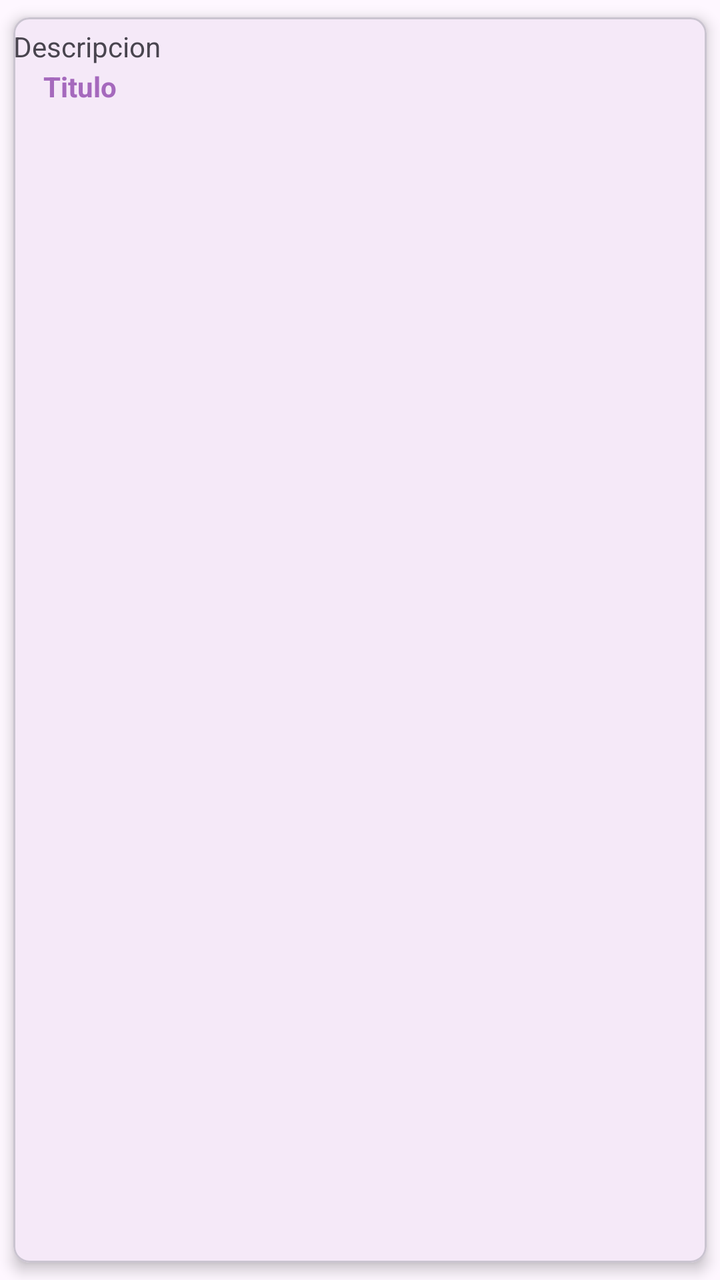
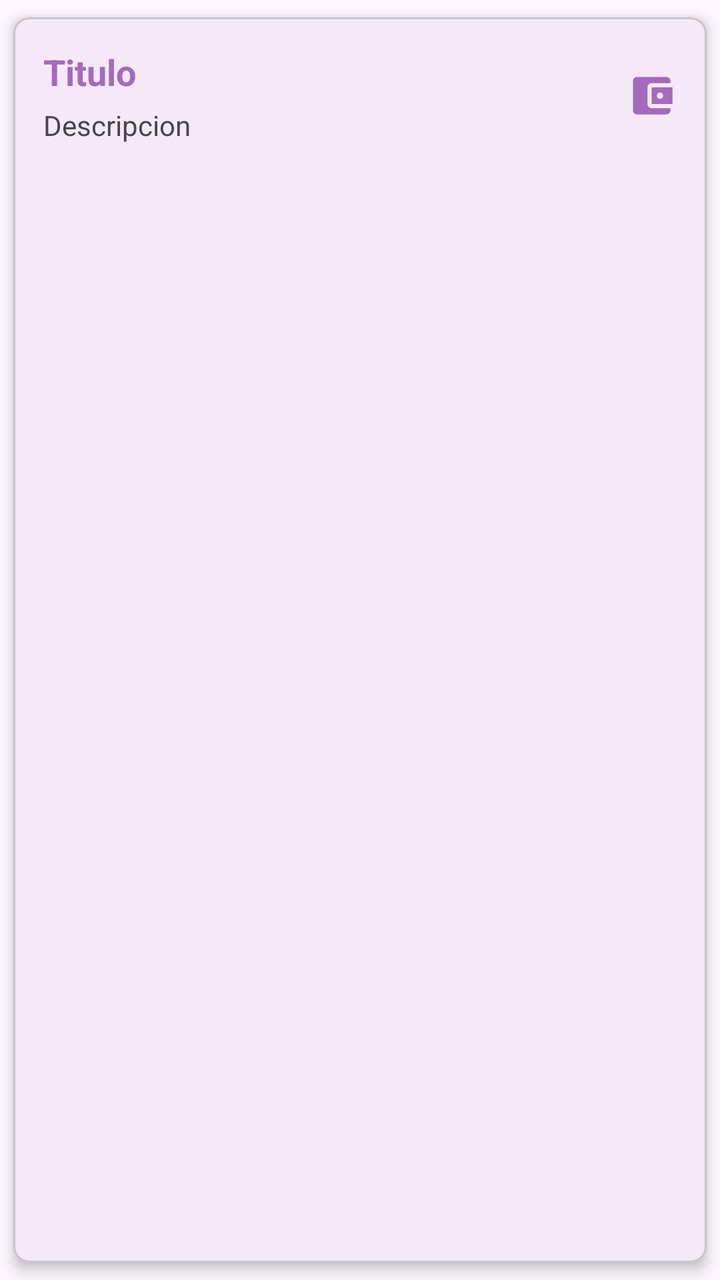

Screens rendered from an Android XML layout before and after an edit, with the pre-edit source and the edit as a unified diff.
<!-- AndroidManifest.xml: application theme Theme.Tarea -->
<!-- res/layout/item_nota.xml -->
<?xml version="1.0" encoding="utf-8"?>
<com.google.android.material.card.MaterialCardView xmlns:android="http://schemas.android.com/apk/res/android"
    xmlns:app="http://schemas.android.com/apk/res-auto"
    android:layout_width="match_parent"
    android:layout_height="wrap_content"
    android:layout_margin="8dp"
    app:cardCornerRadius="8dp"
    app:cardElevation="4dp"
    app:cardUseCompatPadding="true"

    >
<androidx.appcompat.widget.LinearLayoutCompat
    android:layout_width="match_parent"
    android:layout_height="wrap_content"
    android:orientation="vertical"
    android:padding="15dp"
    />
    <RelativeLayout
        android:layout_width="match_parent"
        android:layout_height="wrap_content"
        android:orientation="vertical"
        android:padding="15dp"
        android:layout_marginTop="10dp">
        
        <TextView
            android:id="@+id/item_titulo"
            android:text="@string/item_titulo"
            android:textColor="@color/morado"
            android:textStyle="bold"
            android:layout_width="wrap_content"
            android:layout_height="wrap_content"/>
        
        
    </RelativeLayout>
    
    <TextView
        android:id="@+id/item_descripcion"
        android:text="@string/item_descripcion"
        android:maxLines="3"
        android:layout_marginTop="5dp"
        android:layout_width="wrap_content"
        android:layout_height="wrap_content"
        />
    
    
    
    
    
    
    
    
    
    
    
    
    
    
    
    
    
    
    
    
    
    
    
    
    
    
    
    <LinearLayout
        android:layout_width="match_parent"
        android:layout_height="wrap_content"
        android:orientation="vertical"
        android:padding="16dp">

        <TextView
            android:id="@+id/tvTituloNota"
            android:layout_width="match_parent"
            android:layout_height="wrap_content"
            android:textSize="18sp"
            android:textStyle="bold" />

        <TextView
            android:id="@+id/tvDescripcionNota"
            android:layout_width="match_parent"
            android:layout_height="wrap_content"
            android:layout_marginTop="4dp"
            android:textSize="14sp" />
    </LinearLayout>

</com.google.android.material.card.MaterialCardView>
<!-- resources referenced by this layout -->
<resources>
  <color name="morado">#A569BD</color>
  <string name="item_descripcion">Descripcion</string>
  <string name="item_titulo">Titulo</string>
  <style name="Theme.Tarea" parent="Base.Theme.Tarea" />
  <style name="Base.Theme.Tarea" parent="Theme.Material3.DayNight.NoActionBar">
          
          <item name="colorPrimary">@color/morado</item>
          <item name="android:statusBarColor">@color/morado</item>
      </style>
</resources>

<!-- the commit's change to res/layout/item_nota.xml (unified diff, before → after) -->
@@ -6,87 +6,43 @@
     android:layout_margin="8dp"
     app:cardCornerRadius="8dp"
     app:cardElevation="4dp"
-    app:cardUseCompatPadding="true"
+    app:cardUseCompatPadding="true">
 
-    >
-<androidx.appcompat.widget.LinearLayoutCompat
-    android:layout_width="match_parent"
-    android:layout_height="wrap_content"
-    android:orientation="vertical"
-    android:padding="15dp"
-    />
     <RelativeLayout
         android:layout_width="match_parent"
         android:layout_height="wrap_content"
-        android:orientation="vertical"
-        android:padding="15dp"
-        android:layout_marginTop="10dp">
-        
+        android:padding="15dp">
+
         <TextView
             android:id="@+id/item_titulo"
             android:text="@string/item_titulo"
             android:textColor="@color/morado"
             android:textStyle="bold"
+            android:textSize="18sp"
+            android:layout_width="wrap_content"
+            android:layout_height="wrap_content"
+            android:layout_alignParentStart="true"
+            android:layout_toStartOf="@id/ivActualizar"
+            android:layout_marginEnd="10dp"/>
+
+        <TextView
+            android:id="@+id/item_descripcion"
+            android:text="@string/item_descripcion"
+            android:maxLines="3"
+            android:layout_below="@id/item_titulo"
+            android:layout_marginTop="5dp"
+            android:layout_alignParentStart="true"
+            android:layout_toStartOf="@id/ivActualizar"
+            android:layout_marginEnd="10dp"
             android:layout_width="wrap_content"
             android:layout_height="wrap_content"/>
-        
-        
+
+        <ImageView
+            android:id="@+id/ivActualizar"
+            android:layout_alignParentEnd="true"
+            android:layout_centerVertical="true"
+            android:src="@drawable/ic_editar"
+            android:layout_width="25dp"
+            android:layout_height="25dp"/>
     </RelativeLayout>
-    
-    <TextView
-        android:id="@+id/item_descripcion"
-        android:text="@string/item_descripcion"
-        android:maxLines="3"
-        android:layout_marginTop="5dp"
-        android:layout_width="wrap_content"
-        android:layout_height="wrap_content"
-        />
-    
-    
-    
-    
-    
-    
-    
-    
-    
-    
-    
-    
-    
-    
-    
-    
-    
-    
-    
-    
-    
-    
-    
-    
-    
-    
-    
-    <LinearLayout
-        android:layout_width="match_parent"
-        android:layout_height="wrap_content"
-        android:orientation="vertical"
-        android:padding="16dp">
-
-        <TextView
-            android:id="@+id/tvTituloNota"
-            android:layout_width="match_parent"
-            android:layout_height="wrap_content"
-            android:textSize="18sp"
-            android:textStyle="bold" />
-
-        <TextView
-            android:id="@+id/tvDescripcionNota"
-            android:layout_width="match_parent"
-            android:layout_height="wrap_content"
-            android:layout_marginTop="4dp"
-            android:textSize="14sp" />
-    </LinearLayout>
-
 </com.google.android.material.card.MaterialCardView>
<!-- resource entries referenced after the edit -->
@@ -1,6 +1,12 @@
 <!-- resources referenced by this layout -->
 <resources>
   <color name="morado">#A569BD</color>
+  <!-- drawable ic_editar (drawable) -->
+  <vector xmlns:android="http://schemas.android.com/apk/res/android" android:height="24dp" android:tint="#A569BD" android:viewportHeight="24" android:viewportWidth="24" android:width="24dp">
+        
+      <path android:fillColor="@android:color/white" android:pathData="M21,18v1c0,1.1 -0.9,2 -2,2L5,21c-1.11,0 -2,-0.9 -2,-2L3,5c0,-1.1 0.89,-2 2,-2h14c1.1,0 2,0.9 2,2v1h-9c-1.11,0 -2,0.9 -2,2v8c0,1.1 0.89,2 2,2h9zM12,16h10L22,8L12,8v8zM16,13.5c-0.83,0 -1.5,-0.67 -1.5,-1.5s0.67,-1.5 1.5,-1.5 1.5,0.67 1.5,1.5 -0.67,1.5 -1.5,1.5z"/>
+      
+  </vector>
   <string name="item_descripcion">Descripcion</string>
   <string name="item_titulo">Titulo</string>
   <style name="Theme.Tarea" parent="Base.Theme.Tarea" />
